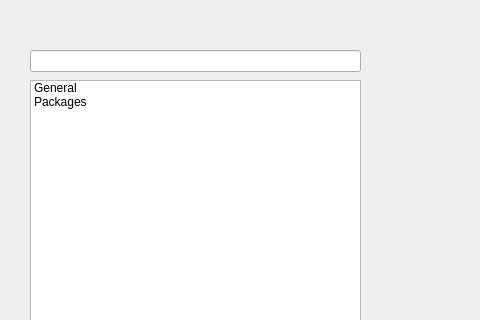
The window that src/ConfigDialog.ui (silkedit/silkedit) describes before a commit, drawn with Qt 5; both pictures show x 0 to 480 and y 0 to 320 of the 746 by 530 pixel window.
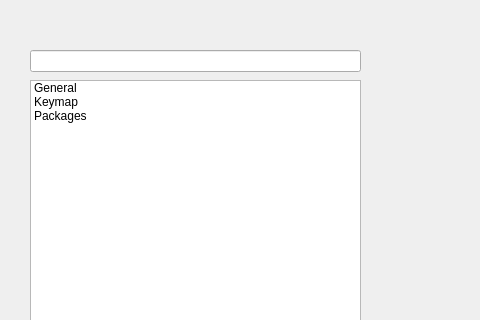
The same window after the commit. The open tabs and pages were chosen to show the change. Custom widgets are drawn as their Qt base class.

Commit message: Add Keymap config view

Diff of the .ui file:
```diff
--- a/src/ConfigDialog.ui
+++ b/src/ConfigDialog.ui
@@ -61,6 +61,11 @@
             <string>General</string>
            </property>
           </item>
+          <item>
+           <property name="text">
+            <string>Keymap</string>
+           </property>
+          </item>
           <item>
            <property name="text">
             <string>Packages</string>
@@ -118,6 +123,12 @@
    <header>GeneralConfigView.h</header>
    <container>1</container>
   </customwidget>
+  <customwidget>
+   <class>KeymapConfigView</class>
+   <extends>QWidget</extends>
+   <header>KeymapConfigView.h</header>
+   <container>1</container>
+  </customwidget>
  </customwidgets>
  <resources/>
  <connections/>
```
Left out of the diff: 4 changed lines with no effect on the pictures. The commit also changes 23 other files.
